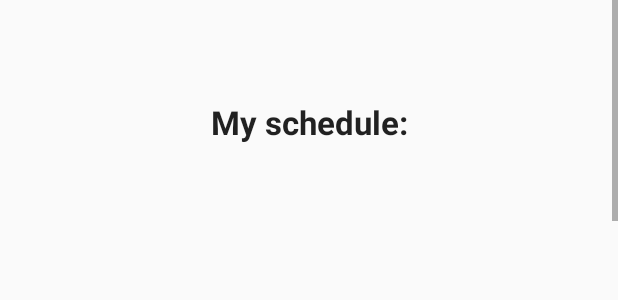
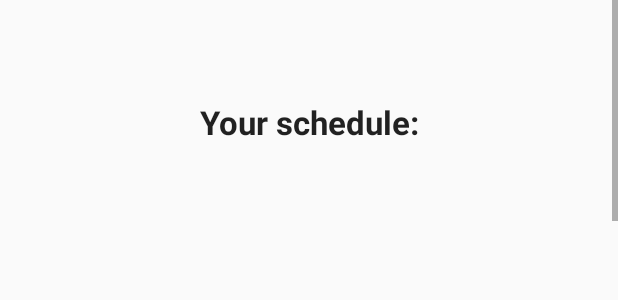
Before and after one commit to laakko/juggernaul, an Android app: the layout fragment_home.xml on its own in the app's theme, with its tools: preview values and no code run, on a phone screen of 412 x 824 dp. Shown: the part 501-801 px from the top of the screen. Run offline under Robolectric (Android 15) with nearby library versions, the phone set to English and light mode, and no system bars.

Commit message:
haistapaska-commit

```diff
--- a/juggernaul/app/src/main/res/layout/activity_settings.xml
+++ b/juggernaul/app/src/main/res/layout/activity_settings.xml
@@ -118,6 +118,7 @@
         android:layout_above="@+id/switchSchedule"
         android:layout_alignEnd="@+id/switchSchedule"
         android:text='View "Your most important tasks"' />
+
     <Switch
         android:id="@+id/switchSchedule"
         android:layout_width="wrap_content"
@@ -125,6 +126,6 @@
         android:layout_above="@+id/switchDueWeek"
         android:layout_alignEnd="@+id/switchDueWeek"
         android:layout_marginTop="10dp"
-        android:text='View "My Schedule:"' />
+        android:text='View "Your Schedule:"' />
 
 </RelativeLayout>
--- a/juggernaul/app/src/main/res/layout/fragment_home.xml
+++ b/juggernaul/app/src/main/res/layout/fragment_home.xml
@@ -49,7 +49,7 @@
                 android:layout_alignParentTop="true"
                 android:layout_centerHorizontal="true"
                 android:layout_marginTop="35dp"
-                android:text="My schedule:"
+                android:text="Your schedule:"
                 android:textAlignment="center"
                 android:textAppearance="?android:attr/textAppearanceLarge"
                 android:textStyle="bold" />
```
